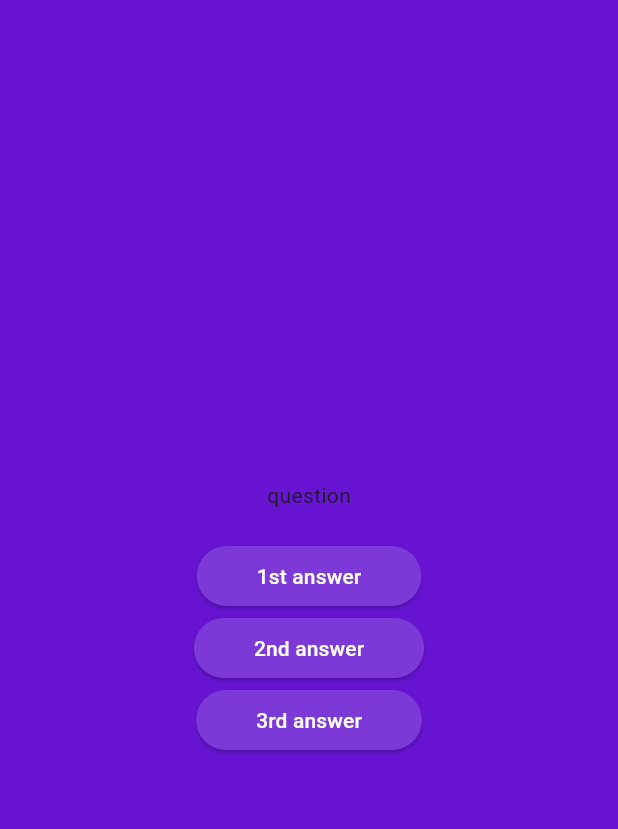
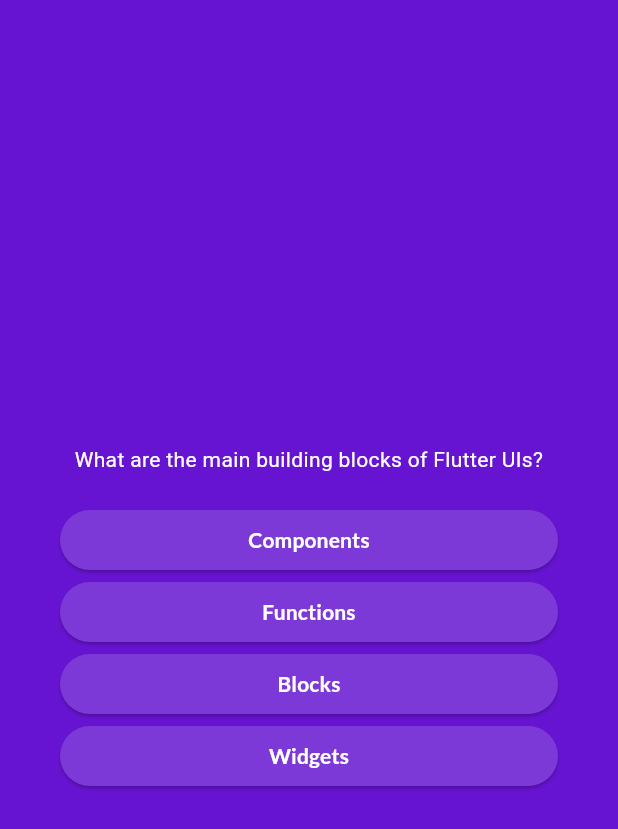
Before and after one commit to davidlb17/quiz_app, a Flutter app: the screen it shows after launch, after a tap on "Start quiz", on a phone screen of 412 x 824 dp. Shown: the top 829 px of the screen. Run offline on Flutter 3.47's test engine with Material 3 defaults, Android fonts, the phone set to English and light mode, and no system bars; our stand-ins replace google_fonts.

```diff
--- a/lib/answer_button.dart
+++ b/lib/answer_button.dart
@@ -1,15 +1,17 @@
 import 'package:flutter/material.dart';
+import 'package:google_fonts/google_fonts.dart';
 
 class AnswerButton extends StatelessWidget {
-  const AnswerButton({required this.answer, required this.onTap, super.key});
+  const AnswerButton(
+      {required this.answerText, required this.onTap, super.key});
 
-  final String answer;
+  final String answerText;
   final void Function() onTap;
 
   @override
   Widget build(BuildContext context) {
     return ElevatedButton(
-      onPressed: () {},
+      onPressed: onTap,
       style: ElevatedButton.styleFrom(
         padding: const EdgeInsets.symmetric(vertical: 10, horizontal: 40),
         backgroundColor: const Color.fromARGB(255, 125, 56, 216),
@@ -18,7 +20,12 @@ class AnswerButton extends StatelessWidget {
           borderRadius: BorderRadius.circular(40),
         ),
       ),
-      child: Text(answer),
+      child: Text(
+        answerText,
+        textAlign: TextAlign.center,
+        style:
+            GoogleFonts.lato(color: Colors.white, fontWeight: FontWeight.bold),
+      ),
     );
   }
 }
--- a/lib/model/question_model.dart
+++ b/lib/model/question_model.dart
@@ -2,4 +2,10 @@ class Question {
   const Question(this.text, this.answers);
   final String text;
   final List<String> answers;
+
+  List<String> getShuffledAnswers() {
+    final shuffledAnswers = List.of(answers);
+    shuffledAnswers.shuffle();
+    return shuffledAnswers;
+  }
 }
--- a/lib/questions_screen.dart
+++ b/lib/questions_screen.dart
@@ -1,37 +1,54 @@
 import 'package:flutter/material.dart';
 import 'package:quiz_app/answer_button.dart';
+import 'package:quiz_app/data/questions.dart';
 
 class QuestionsScreen extends StatefulWidget {
-  const QuestionsScreen({super.key});
+  const QuestionsScreen({super.key, required this.onSelectAnswer});
+
+  final void Function(String answer) onSelectAnswer;
 
   @override
-  State<StatefulWidget> createState() {
+  State<QuestionsScreen> createState() {
     return _QuestionsScreenState();
   }
 }
 
 class _QuestionsScreenState extends State<QuestionsScreen> {
+  var currentQuestionIndex = 0;
+  void answerQuestion(String answerSelected) {
+    widget.onSelectAnswer(answerSelected);
+    setState(() {
+      currentQuestionIndex++;
+    });
+  }
+
   @override
   Widget build(BuildContext context) {
+    final currentQuestion = questions[currentQuestionIndex];
     return Center(
-      child: Column(
-        mainAxisAlignment: MainAxisAlignment.center,
-        children: [
-          const Text('question'),
-          const SizedBox(height: 20),
-          AnswerButton(
-            answer: '1st answer',
-            onTap: () {},
-          ),
-          AnswerButton(
-            answer: '2nd answer',
-            onTap: () {},
-          ),
-          AnswerButton(
-            answer: '3rd answer',
-            onTap: () {},
-          ),
-        ],
+      child: Container(
+        margin: const EdgeInsets.all(40),
+        child: Column(
+          mainAxisAlignment: MainAxisAlignment.center,
+          crossAxisAlignment: CrossAxisAlignment.stretch,
+          children: [
+            Text(
+              currentQuestion.text,
+              style: const TextStyle(color: Colors.white),
+              textAlign: TextAlign.center,
+            ),
+            const SizedBox(height: 20),
+            //the three dots spread the list generated by map
+            ...currentQuestion.getShuffledAnswers().map((answer) {
+              return AnswerButton(
+                answerText: answer,
+                onTap: () {
+                  answerQuestion(answer);
+                },
+              );
+            }),
+          ],
+        ),
       ),
     );
   }
--- a/lib/quiz.dart
+++ b/lib/quiz.dart
@@ -1,5 +1,7 @@
 import 'package:flutter/material.dart';
+import 'package:quiz_app/data/questions.dart';
 import 'package:quiz_app/questions_screen.dart';
+import 'package:quiz_app/results_screen.dart';
 import 'package:quiz_app/start_screen.dart';
 
 class Quiz extends StatefulWidget {
@@ -16,6 +18,7 @@ class _QuizState extends State<Quiz> {
   //Widget? activeScreen;
 
   var activeScreen = 'start-screen';
+  List<String> answersSelected = [];
 
   /*
   @override
@@ -32,12 +35,38 @@ class _QuizState extends State<Quiz> {
     });
   }
 
+  void chooseAnswer(String answer) {
+    answersSelected.add(answer);
+    if (answersSelected.length == questions.length) {
+      setState(() {
+        activeScreen = 'results-screen';
+      });
+    }
+  }
+
+  void restartQuiz() {
+    setState(() {
+      answersSelected = [];
+      activeScreen = 'questions-screen';
+    });
+  }
+
   @override
   Widget build(BuildContext context) {
     Widget screenWidget = StartScreen(switchScreen);
     if (activeScreen == 'questions-screen') {
-      screenWidget = const QuestionsScreen();
+      screenWidget = QuestionsScreen(
+        onSelectAnswer: chooseAnswer,
+      );
     }
+
+    if (activeScreen == 'results-screen') {
+      screenWidget = ResultScreen(
+        answersSelected: answersSelected,
+        onRestart: restartQuiz,
+      );
+    }
+
     return MaterialApp(
       home: Scaffold(
         body: Container(
--- a/pubspec.yaml
+++ b/pubspec.yaml
@@ -35,6 +35,7 @@ dependencies:
   # The following adds the Cupertino Icons font to your application.
   # Use with the CupertinoIcons class for iOS style icons.
   cupertino_icons: ^1.0.6
+  google_fonts: ^6.2.1
 
 dev_dependencies:
   flutter_test:
```
Also changed, not shown: lib/questions_summary.dart (added, +61 -0 lines), lib/results_screen.dart (added, +56 -0 lines), pubspec.lock, 1 other file.
